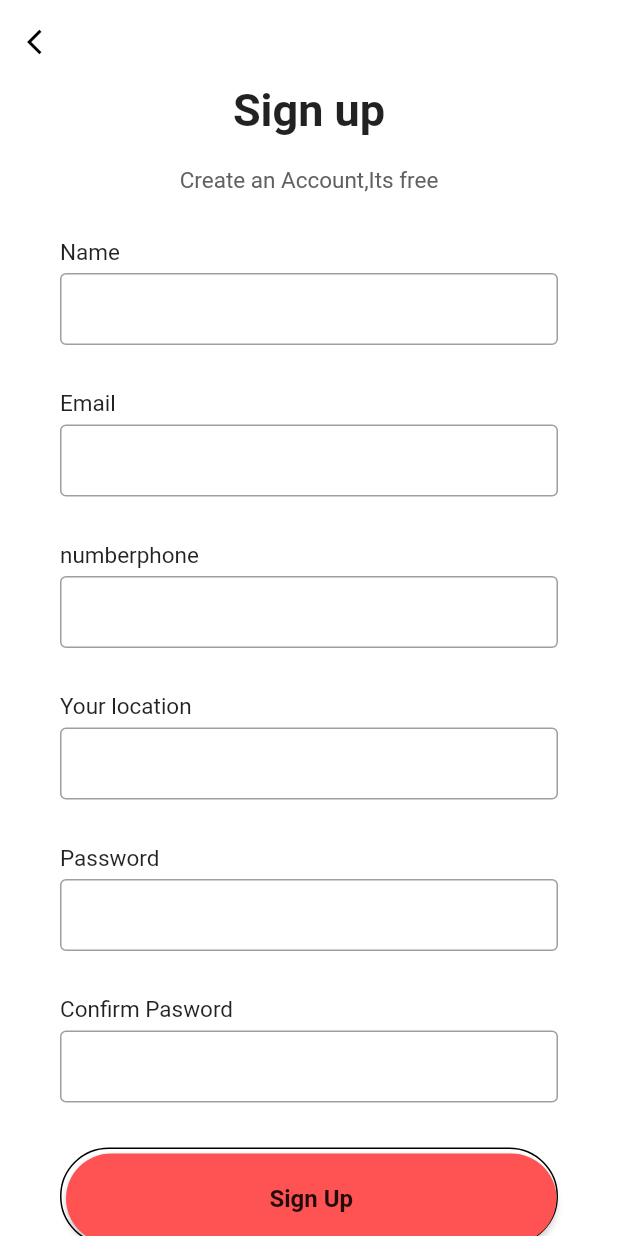
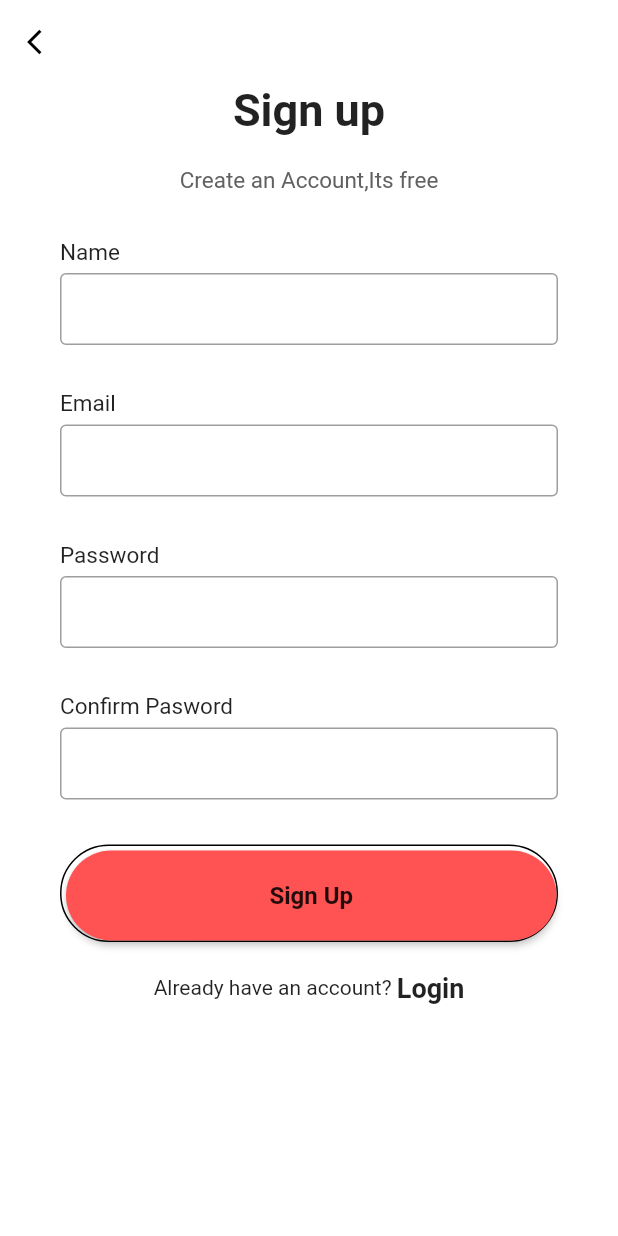
Before and after one commit to tuqa99/highlights, a Flutter app: the SignupPageuser screen opened directly, on a phone screen of 412 x 824 dp. Run offline on Flutter 3.47's test engine with Material 2 defaults, Android fonts, the phone set to English and light mode, and no system bars; our stand-ins replace lottie, video_player; network calls fail.

Commit message:
first commi

```diff
--- a/lib/screens/SingupUser.dart
+++ b/lib/screens/SingupUser.dart
@@ -26,8 +26,7 @@ class SignupPageuser extends StatelessWidget {
           child: Expanded(
             child: ListView(
               children: [
-                Expanded(
-                  child: SafeArea(
+                SafeArea(
                   child: SingleChildScrollView(
                     scrollDirection: Axis.vertical,
                     child: Container(
@@ -70,8 +69,8 @@ class SignupPageuser extends StatelessWidget {
                                   children: [
                                     makeInput(label: "Name"),
                                     makeInput(label: "Email"),
-                                      makeInput(label: "numberphone"),
-                                      makeInput(label: "Your location"),
+                                    // makeInput(label: "numberphone"),
+                                    // makeInput(label: "Your location"),
                                     makeInput(
                                         label: "Password", obsureText: true),
                                     makeInput(
@@ -89,12 +88,11 @@ class SignupPageuser extends StatelessWidget {
                                       border: Border(
                                           bottom:
                                               BorderSide(color: Colors.black),
-                                            top:
-                                                BorderSide(color: Colors.black),
+                                          top: BorderSide(color: Colors.black),
                                           right:
                                               BorderSide(color: Colors.black),
-                                            left: BorderSide(
-                                                color: Colors.black))),
+                                          left:
+                                              BorderSide(color: Colors.black))),
                                   child: MaterialButton(
                                     minWidth: double.infinity,
                                     height: 60,
@@ -131,7 +129,6 @@ class SignupPageuser extends StatelessWidget {
                             ],
                           ),
                         ],
-                        ),
                       ),
                     ),
                   ),
--- a/lib/screens/signupuspecialist.dart
+++ b/lib/screens/signupuspecialist.dart
@@ -70,8 +70,8 @@ class SignupPagespecialist extends StatelessWidget {
                                     children: [
                                       makeInput(label: "Name"),
                                       makeInput(label: "Email"),
-                                      makeInput(label: "numberphone"),
-                                      makeInput(label: "Your location"),
+                                      // makeInput(label: "numberphone"),
+                                      // makeInput(label: "Your location"),
                                       makeInput(
                                           label: "Password", obsureText: true),
                                       makeInput(
```
Lines whose indentation alone changed are shown as unchanged.
